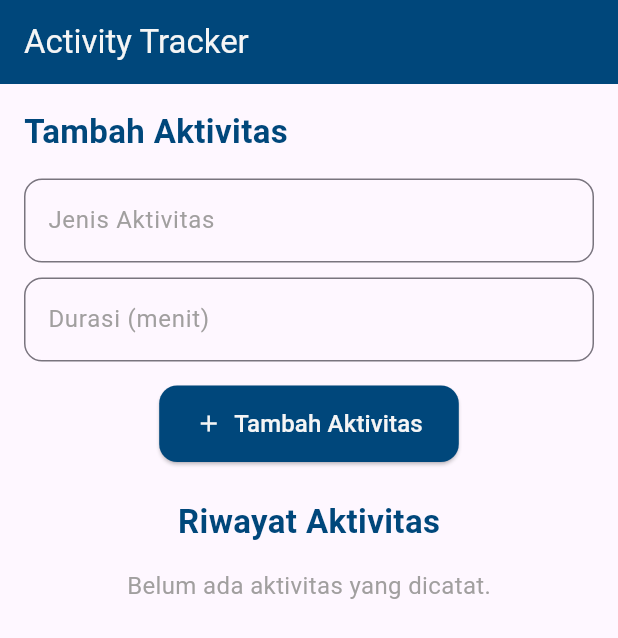
After one commit to ipoelamri/AIHEALTH_FULLSTACK, a Flutter app: the ActivityTrackerPage screen opened by its route, on a phone screen of 412 x 824 dp. The commit adds this screen. Shown: the top 638 px of the screen. Run offline on Flutter 3.47's test engine with Material 3 defaults, Android fonts, the phone set to English and light mode, and no system bars; our stand-ins replace flutter_dotenv, get, go_router, shared_preferences; accounts and stored records are empty.

Commit message:
update halaman Acitvty tracker dan perbagus ui dan penambahan halaman feature di drawer

```diff
--- a/frontend/ai_health/lib/main.dart
+++ b/frontend/ai_health/lib/main.dart
@@ -8,10 +8,12 @@ import 'package:ai_health/pages/home.dart';
 import 'package:flutter/material.dart';
 import 'package:ai_health/pages/register.dart';
 import 'package:ai_health/drawer/about.dart';
+import 'package:ai_health/drawer/feature.dart';
 import 'package:ai_health/drawer/contact.dart';
 import 'package:flutter_dotenv/flutter_dotenv.dart';
 import 'package:ai_health/pages/mentalhealth.dart';
 import 'package:ai_health/pages/virtualTherapist.dart';
+import 'package:ai_health/pages/activityTracker.dart';
 
 void main() async {
   WidgetsFlutterBinding.ensureInitialized();
@@ -61,6 +63,16 @@ final _router = GoRouter(
       name: 'Profile',
       builder: (context, state) => ProfilePage(),
     ),
+    GoRoute(
+      path: '/Activity-Tracker',
+      name: 'ActivityTracker',
+      builder: (context, state) => ActivityTrackerPage(),
+    ),
+    GoRoute(
+      path: '/Feature',
+      name: 'Feature',
+      builder: (context, state) => FeaturePage(),
+    ),
   ],
   //                                   labelStyle: TextStyle(
 );
--- /dev/null
+++ b/frontend/ai_health/lib/pages/activityTracker.dart
@@ -0,0 +1,172 @@
+// filepath: c:\laragon\www\AIHEALTH FULLSTACK\frontend\ai_health\lib\pages\ActivityTracker.dart
+import 'package:flutter/material.dart';
+import 'package:ai_health/commons/constant.dart';
+
+class ActivityTrackerPage extends StatefulWidget {
+  @override
+  _ActivityTrackerPageState createState() => _ActivityTrackerPageState();
+}
+
+class _ActivityTrackerPageState extends State<ActivityTrackerPage> {
+  final List<Map<String, dynamic>> _activities = [];
+
+  final TextEditingController _activityController = TextEditingController();
+  final TextEditingController _durationController = TextEditingController();
+
+  void _addActivity() {
+    final String activity = _activityController.text;
+    final String duration = _durationController.text;
+
+    if (activity.isNotEmpty && duration.isNotEmpty) {
+      setState(() {
+        _activities.add({
+          'activity': activity,
+          'duration': int.tryParse(duration) ?? 0,
+          'date': DateTime.now(),
+        });
+      });
+
+      _activityController.clear();
+      _durationController.clear();
+    }
+  }
+
+  @override
+  Widget build(BuildContext context) {
+    return Scaffold(
+      appBar: AppBar(
+        title: Text(
+          'Activity Tracker',
+          style: TextStyle(color: AppColors.WhiteLogo),
+        ),
+        backgroundColor: AppColors.BgLogo,
+        iconTheme: IconThemeData(color: AppColors.WhiteLogo),
+      ),
+      body: SingleChildScrollView(
+        child: Padding(
+          padding: const EdgeInsets.all(16.0),
+          child: Column(
+            crossAxisAlignment: CrossAxisAlignment.start,
+            children: [
+              Text(
+                'Tambah Aktivitas',
+                style: TextStyle(
+                  fontSize: 22,
+                  fontWeight: FontWeight.bold,
+                  color: AppColors.BgLogo,
+                ),
+              ),
+              SizedBox(height: 16),
+              TextField(
+                controller: _activityController,
+                decoration: InputDecoration(
+                  labelText: 'Jenis Aktivitas',
+                  labelStyle: TextStyle(color: AppColors.darkGrey),
+                  border: OutlineInputBorder(
+                    borderRadius: BorderRadius.circular(12),
+                    borderSide: BorderSide(color: AppColors.BgLogo),
+                  ),
+                  focusedBorder: OutlineInputBorder(
+                    borderRadius: BorderRadius.circular(12),
+                    borderSide: BorderSide(color: AppColors.BgLogo),
+                  ),
+                ),
+              ),
+              SizedBox(height: 10),
+              TextField(
+                controller: _durationController,
+                keyboardType: TextInputType.number,
+                decoration: InputDecoration(
+                  labelText: 'Durasi (menit)',
+                  labelStyle: TextStyle(color: AppColors.darkGrey),
+                  border: OutlineInputBorder(
+                    borderRadius: BorderRadius.circular(12),
+                    borderSide: BorderSide(color: AppColors.BgLogo),
+                  ),
+                  focusedBorder: OutlineInputBorder(
+                    borderRadius: BorderRadius.circular(12),
+                    borderSide: BorderSide(color: AppColors.BgLogo),
+                  ),
+                ),
+              ),
+              SizedBox(height: 16),
+              Center(
+                child: ElevatedButton.icon(
+                  onPressed: _addActivity,
+                  style: ElevatedButton.styleFrom(
+                    backgroundColor: AppColors.BgLogo,
+                    foregroundColor: AppColors.WhiteLogo,
+                    padding: EdgeInsets.symmetric(vertical: 14, horizontal: 24),
+                    shape: RoundedRectangleBorder(
+                      borderRadius: BorderRadius.circular(12),
+                    ),
+                  ),
+                  icon: Icon(Icons.add),
+                  label: Text(
+                    'Tambah Aktivitas',
+                    style: TextStyle(fontSize: 16),
+                  ),
+                ),
+              ),
+              SizedBox(height: 24),
+              Center(
+                child: Text(
+                  'Riwayat Aktivitas',
+                  style: TextStyle(
+                    fontSize: 22,
+                    fontWeight: FontWeight.bold,
+                    color: AppColors.BgLogo,
+                  ),
+                ),
+              ),
+              SizedBox(height: 16),
+              _activities.isEmpty
+                  ? Center(
+                    child: Text(
+                      'Belum ada aktivitas yang dicatat.',
+                      style: TextStyle(fontSize: 16, color: AppColors.darkGrey),
+                    ),
+                  )
+                  : ListView.builder(
+                    shrinkWrap: true,
+                    physics: NeverScrollableScrollPhysics(),
+                    itemCount: _activities.length,
+                    itemBuilder: (context, index) {
+                      final activity = _activities[index];
+                      return Card(
+                        margin: EdgeInsets.symmetric(vertical: 8),
+                        color: AppColors.darkBlue,
+                        shape: RoundedRectangleBorder(
+                          borderRadius: BorderRadius.circular(12),
+                        ),
+                        child: ListTile(
+                          leading: CircleAvatar(
+                            backgroundColor: AppColors.BgLogo,
+                            child: Icon(
+                              Icons.ads_click,
+                              color: AppColors.WhiteLogo,
+                            ),
+                          ),
+                          title: Text(
+                            activity['activity'],
+                            style: TextStyle(
+                              fontSize: 18,
+                              fontWeight: FontWeight.bold,
+                              color: AppColors.WhiteLogo,
+                            ),
+                          ),
+                          subtitle: Text(
+                            'Durasi: ${activity['duration']} menit\nTanggal: ${activity['date'].toString().split(' ')[0]}',
+                            style: TextStyle(color: AppColors.lightGrey),
+                          ),
+                        ),
+                      );
+                    },
+                  ),
+            ],
+          ),
+        ),
+      ),
+    );
+  }
+}
```
Also changed, not shown: frontend/ai_health/lib/drawer/feature.dart (+129 -0 lines), frontend/ai_health/lib/drawer/profile.dart (+13 -13 lines), frontend/ai_health/lib/pages/BMI.dart (+11 -48 lines), frontend/ai_health/lib/pages/home.dart (+17 -5 lines), frontend/ai_health/lib/services/BMIservice.dart (added, +60 -0 lines).
